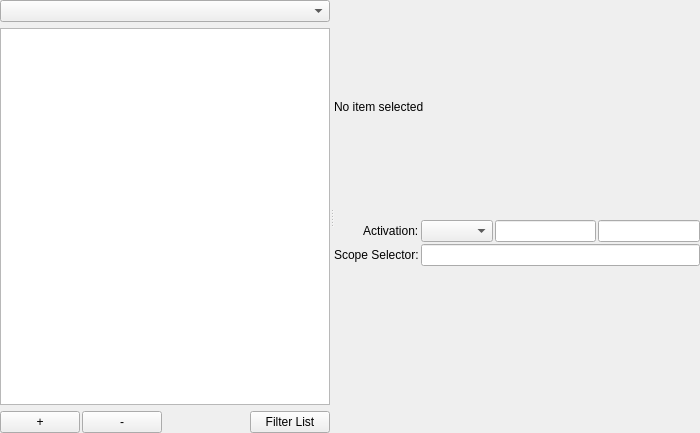
Qt form resources/ui/support/editor.ui (prymatex/prymatex) before a commit.
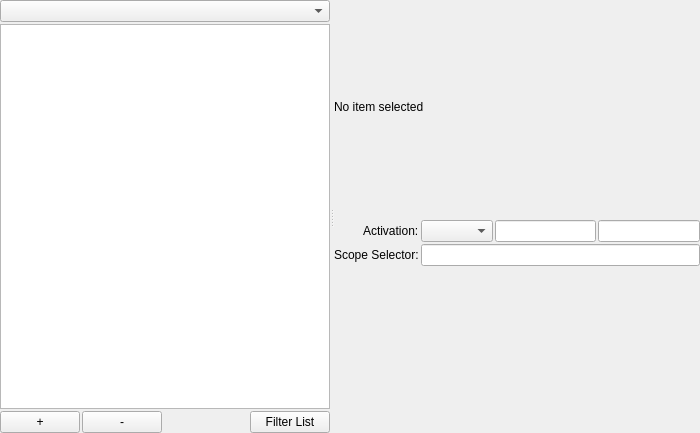
The same form after that commit. Icons and pictures are not drawn.

Patch:
```diff
--- a/resources/ui/support/editor.ui
+++ b/resources/ui/support/editor.ui
@@ -37,6 +37,9 @@
      </property>
      <widget class="QWidget" name="verticalLayoutWidget">
       <layout class="QVBoxLayout" name="treeLayout">
+       <property name="spacing">
+        <number>2</number>
+       </property>
        <item>
         <widget class="QComboBox" name="comboBoxItemFilter"/>
        </item>
```
